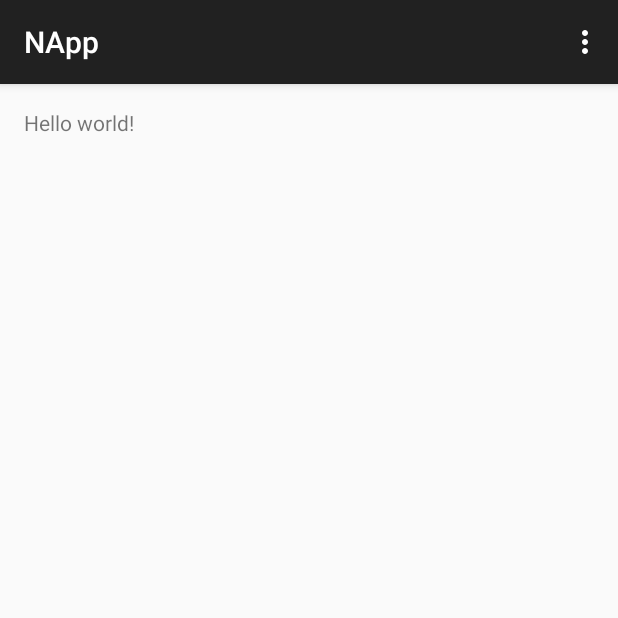
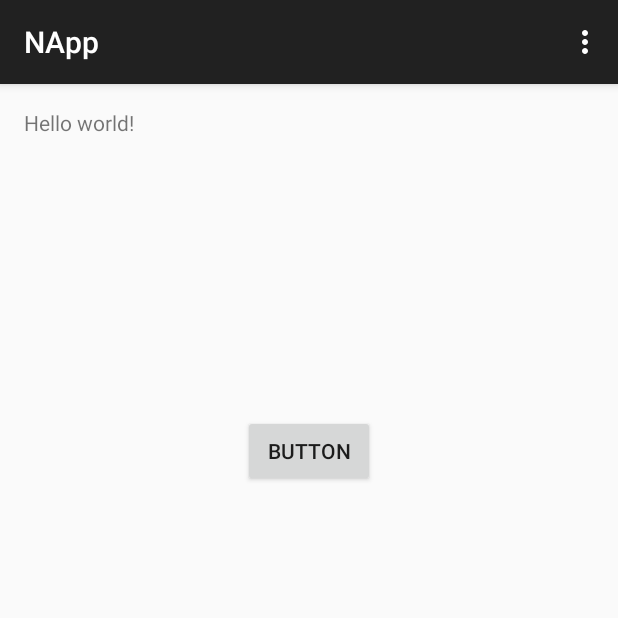
Before and after one commit to zeynab095/NApp, an Android app: the screen it shows after launch (MainActivity), on a phone screen of 412 x 824 dp, the top half of it. Run offline under Robolectric (Android 15) with nearby library versions, the phone set to English and light mode, and no system bars.

```diff
--- a/app/src/main/res/layout/activity_main.xml
+++ b/app/src/main/res/layout/activity_main.xml
@@ -9,6 +9,14 @@
         android:layout_height="wrap_content"
         android:id="@+id/textView2" />
 
+    <Button
+        android:id="@+id/button"
+        android:layout_width="wrap_content"
+        android:layout_height="wrap_content"
+        android:layout_below="@+id/textView2"
+        android:layout_centerHorizontal="true"
+        android:layout_marginTop="185dp"
+        android:text="Button" />
 
 
 </RelativeLayout>
```
Also changed, not shown: 1 other file.
